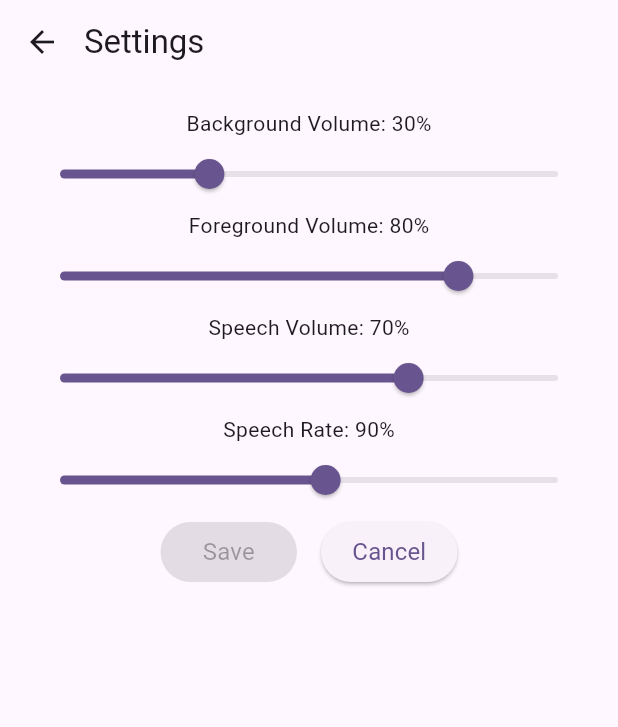
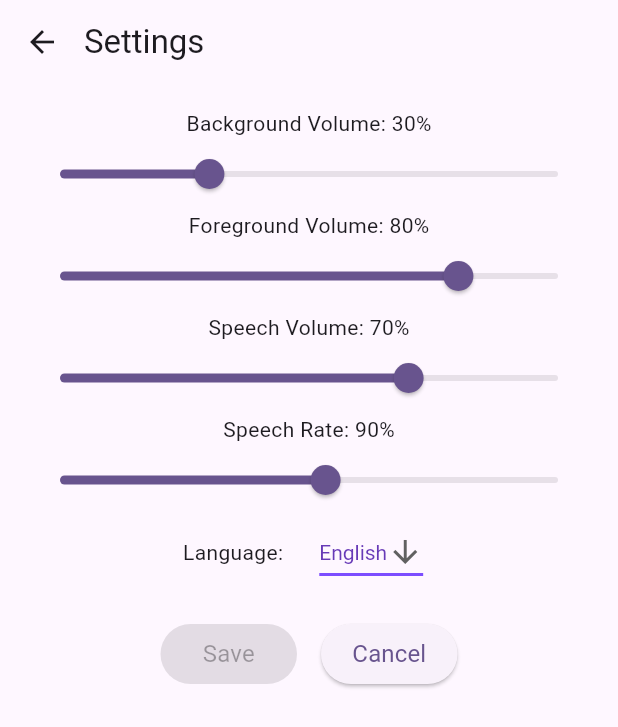
Before and after one commit to aaronlovi/adventure_quest_kids, a Flutter app: the screen it shows after launch, after a tap on the "settings" icon, on a phone screen of 412 x 824 dp. Shown: the top 727 px of the screen. Run offline on Flutter 3.47's test engine with Material 3 defaults, Android fonts, the phone set to English and light mode, and no system bars; our stand-ins replace audioplayers, get_it, shared_preferences, yaml; generated files the repository leaves out were written again.

Commit message:
Added ability to change language/locale from the settings screen

```diff
--- a/lib/l10n/app_en.arb
+++ b/lib/l10n/app_en.arb
@@ -66,5 +66,10 @@
                 "format": "percentPattern"
             }
         }
-    }
+    },
+
+    "language": "Language",
+
+    "english": "English",
+    "french": "French"
 }
--- a/lib/l10n/app_fr.arb
+++ b/lib/l10n/app_fr.arb
@@ -27,5 +27,10 @@
     "background_volume_n0": "Volume de fond: {volume}",
     "foreground_volume_n0": "Volume de premier plan: {volume}",
     "speech_volume_n0": "Volume de la parole: {volume}",
-    "speech_rate_n0": "Débit de parole: {rate}"
+    "speech_rate_n0": "Débit de parole: {rate}",
+
+    "language": "Langue",
+
+    "english": "Anglais",
+    "french": "Français"
 }
--- a/lib/main.dart
+++ b/lib/main.dart
@@ -4,12 +4,14 @@ import 'package:flutter/material.dart';
 import 'package:flutter/services.dart';
 import 'package:flutter_gen/gen_l10n/app_localizations.dart';
 import 'package:get_it/get_it.dart';
+import 'package:provider/provider.dart';
 import 'package:yaml/yaml.dart';
 
 import 'model/story_meta_data.dart';
 import 'model/user_settings.dart';
 import 'registry.dart';
 import 'utils/constants.dart';
+import 'utils/locale_utils.dart';
 import 'views/main_screen.dart';
 
 typedef AssetSourceFactory = AssetSource Function(String assetPath);
@@ -43,7 +45,12 @@ Future<void> main() async {
   // Load the list of stories
   await loadStoryList();
 
-  runApp(MyApp(routeObserver: routeObserver));
+  runApp(
+    ChangeNotifierProvider(
+      create: (context) => LocaleProvider(),
+      child: MyApp(routeObserver: routeObserver),
+    ),
+  );
 }
 
 Future<void> loadStoryList() async {
@@ -108,8 +115,10 @@ class MyAppState extends State<MyApp> {
   // This widget is the root of your application.
   @override
   Widget build(BuildContext context) {
+    return Consumer<LocaleProvider>(builder: (context, localeProvider, child) {
       return MaterialApp(
           title: 'Adventure Quest Kids',
+          locale: localeProvider.locale,
           localizationsDelegates: AppLocalizations.localizationsDelegates,
           supportedLocales: AppLocalizations.supportedLocales,
           navigatorObservers: [widget.routeObserver],
@@ -137,5 +146,6 @@ class MyAppState extends State<MyApp> {
             Constants.storyListRoute: (context) =>
                 MainScreen(routeObserver: routeObserver),
           });
+    });
   }
 }
--- a/lib/model/user_settings.dart
+++ b/lib/model/user_settings.dart
@@ -8,6 +8,7 @@ class UserSettings {
   double foregroundVolume;
   double speechVolume;
   double speechRate;
+  String? localeName;
 
   /// Map from story name => set of visited terminal page ids.
   /// The idea is to show the user whether they have gotten to the end of a story,
@@ -19,5 +20,6 @@ class UserSettings {
       this.foregroundVolume = defaultForegroundVolume,
       this.speechVolume = defaultSpeechVolume,
       this.speechRate = defaultSpeechRate,
+      this.localeName,
       this.terminalPagesVisited = const {}});
 }
--- a/lib/registry.dart
+++ b/lib/registry.dart
@@ -40,6 +40,11 @@ class Registry {
     settings.speechRate = rate;
   }
 
+  String get localeName => settings.localeName ?? 'en';
+  set localeName(String localeName) {
+    settings.localeName = localeName;
+  }
+
   Set<String> getTerminalPagesVisited(String storyId) =>
       settings.terminalPagesVisited[storyId] ?? {};
 
--- /dev/null
+++ b/lib/utils/locale_utils.dart
@@ -0,0 +1,23 @@
+import 'package:flutter_gen/gen_l10n/app_localizations.dart';
+import 'package:flutter/material.dart';
+
+Map<String, String> getLanguageMap(BuildContext context) {
+  Map<String, String> languageMap = {
+    'en': AppLocalizations.of(context)!.english,
+    'fr': AppLocalizations.of(context)!.french,
+  };
+  return languageMap;
+}
+
+class LocaleProvider extends ChangeNotifier {
+  Locale _locale = const Locale('en');
+
+  Locale get locale => _locale;
+
+  void setLocale(Locale locale) {
+    if (locale != _locale) {
+      _locale = locale;
+      notifyListeners();
+    }
+  }
+}
--- a/lib/views/user_settings_screen.dart
+++ b/lib/views/user_settings_screen.dart
@@ -1,7 +1,9 @@
+import 'package:adventure_quest_kids/utils/locale_utils.dart';
 import 'package:adventure_quest_kids/utils/sound_utils.dart';
 import 'package:flutter/material.dart';
+import 'package:flutter_gen/gen_l10n/app_localizations.dart';
 import 'package:get_it/get_it.dart';
-import 'package:flutter_gen/gen_l10n/app_localizations.dart';
+import 'package:provider/provider.dart';
 
 import '../registry.dart';
 import '../utils/navigation_utils.dart';
@@ -20,6 +22,7 @@ class SettingsScreenState extends State<SettingsScreen> {
   late double _foregroundVolume;
   late double _speechVolume;
   late double _speechRate;
+  late String _localeName;
   late bool _isDirty;
 
   @override
@@ -30,6 +33,7 @@ class SettingsScreenState extends State<SettingsScreen> {
     _foregroundVolume = widget.registry.foregroundVolume;
     _speechVolume = widget.registry.speechVolume;
     _speechRate = widget.registry.speechRate;
+    _localeName = widget.registry.localeName;
     _isDirty = false;
   }
 
@@ -87,6 +91,7 @@ class SettingsScreenState extends State<SettingsScreen> {
       _foregroundVolume = widget.registry.foregroundVolume;
       _speechVolume = widget.registry.speechVolume;
       _speechRate = widget.registry.speechRate;
+      _localeName = widget.registry.localeName;
       _isDirty = false;
     });
     if (closeAlertDialog) popOnce(context); // Close the alert dialog
@@ -106,6 +111,7 @@ class SettingsScreenState extends State<SettingsScreen> {
     _getSpeechVolumeSlider(widgets);
     _getSpeechRateLabel(widgets);
     _getSpeechRateSlider(widgets);
+    _getLocaleDropdown(widgets);
     _getSaveCancelButtons(context, widgets);
 
     return Padding(
@@ -186,10 +192,52 @@ class SettingsScreenState extends State<SettingsScreen> {
     ));
   }
 
+  void _getLocaleDropdown(List<Widget> widgets) {
+    Map<String, String> languageMap = getLanguageMap(context);
+
+    widgets.add(
+      Row(
+        children: [
+          const Spacer(),
+          Text('${AppLocalizations.of(context)!.language}:'),
+          const SizedBox(width: 16),
+          DropdownButton<String>(
+            value: _localeName,
+            icon: const Icon(Icons.arrow_downward),
+            padding: const EdgeInsets.only(left: 8, right: 8),
+            iconSize: 24,
+            elevation: 16,
+            style: const TextStyle(color: Colors.deepPurple),
+            underline: Container(
+              height: 2,
+              color: Colors.deepPurpleAccent,
+            ),
+            onChanged: (String? newValue) {
+              _localeName = newValue!;
+              _isDirty = true;
+              setState(() {});
+            },
+            items: languageMap.entries.map<DropdownMenuItem<String>>(
+                (MapEntry<String, String> entry) {
+              return DropdownMenuItem<String>(
+                value: entry.key,
+                child: Text(entry.value),
+              );
+            }).toList(),
+          ),
+          const Spacer(),
+        ],
+      ),
+    );
+  }
+
   void _getSaveCancelButtons(BuildContext context, List<Widget> widgets) {
-    widgets.add(Row(mainAxisAlignment: MainAxisAlignment.center, children: [
+    widgets.add(const SizedBox(height: 20));
+    widgets.add(
+      Row(mainAxisAlignment: MainAxisAlignment.center, children: [
         const Spacer(),
-      _getOneLineFittedTextButton(AppLocalizations.of(context)!.save, context),
+        _getOneLineFittedTextButton(
+            AppLocalizations.of(context)!.save, context),
         const SizedBox(width: 16),
         _getOneLineFittedTextButton(
           AppLocalizations.of(context)!.cancel,
@@ -197,7 +245,8 @@ class SettingsScreenState extends State<SettingsScreen> {
           isCancelButton: true,
         ),
         const Spacer(),
-    ]));
+      ]),
+    );
   }
 
   Widget _getOneLineFittedTextButton(
@@ -232,6 +281,9 @@ class SettingsScreenState extends State<SettingsScreen> {
     widget.registry.foregroundVolume = _foregroundVolume;
     widget.registry.speechVolume = _speechVolume;
     widget.registry.speechRate = _speechRate;
+    widget.registry.localeName = _localeName;
+    Provider.of<LocaleProvider>(context, listen: false)
+        .setLocale(Locale(widget.registry.localeName));
     await widget.registry.saveSettings();
     _isDirty = false;
     setState(() {});
--- a/pubspec.yaml
+++ b/pubspec.yaml
@@ -44,6 +44,7 @@ dependencies:
   flutter_localizations:
     sdk: flutter
   intl: any
+  provider: ^6.1.1
   # just_audio: ^0.9.17
 
 dev_dependencies:
```
Also changed, not shown: pubspec.lock. Lines whose indentation alone changed are shown as unchanged.
